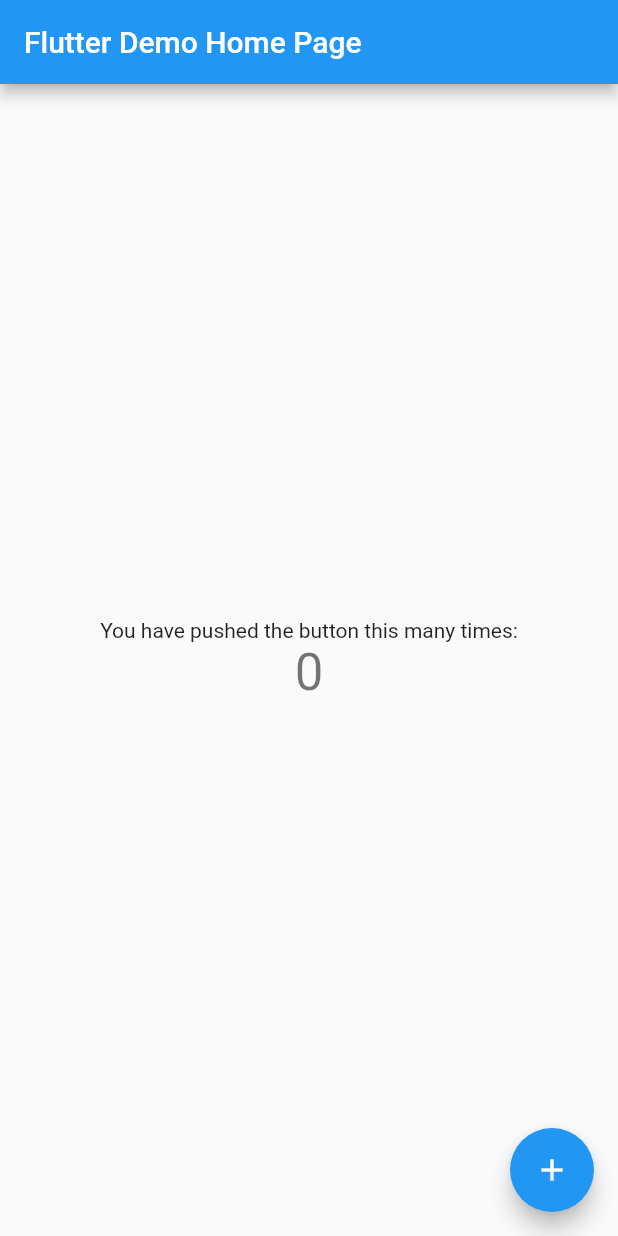
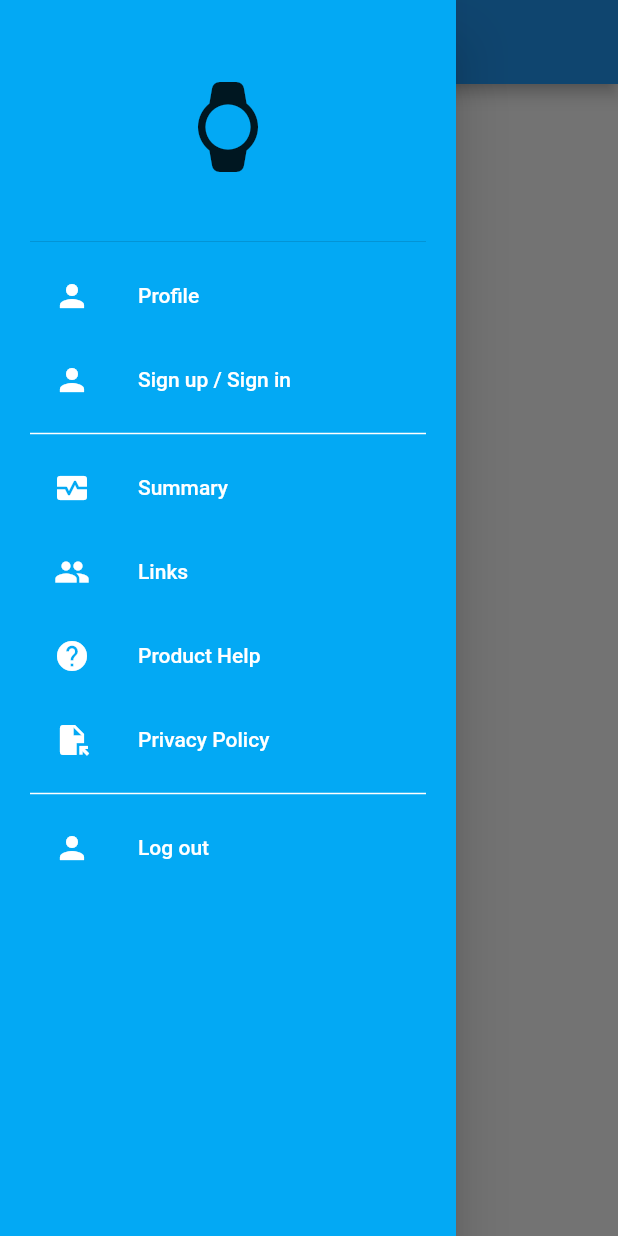
Before and after one commit to Link-Kon/Cross-Link-Mobile-Frontend, a Flutter app: the screen it shows after launch, with the side drawer open (before the commit the screen has no drawer), on a phone screen of 412 x 824 dp. Run offline on Flutter 3.47's test engine with Material 2 defaults, Android fonts, the phone set to English and light mode, and no system bars; our stand-ins replace dio.

Commit message:
add base app structure

```diff
--- a/lib/main.dart
+++ b/lib/main.dart
@@ -1,3 +1,5 @@
+import 'package:cross_link/src/config/router/app_router.dart';
+import 'package:cross_link/src/config/router/routes.dart';
 import 'package:flutter/material.dart';
 
 void main() {
@@ -11,11 +13,14 @@ class MyApp extends StatelessWidget {
   @override
   Widget build(BuildContext context) {
     return MaterialApp(
-      title: 'Flutter Demo',
+      debugShowCheckedModeBanner: false,
+      title: 'Cross Link App',
       theme: ThemeData(
         primarySwatch: Colors.blue,
       ),
-      home: const MyHomePage(title: 'Flutter Demo Home Page'),
+      initialRoute: Routes.HOME,
+      routes: appRoutes(),
+      //home: const MyHomePage(title: 'Flutter Demo Home Page'),
     );
   }
 }
--- /dev/null
+++ b/lib/src/config/router/app_router.dart
@@ -0,0 +1,23 @@
+import 'package:cross_link/src/config/router/routes.dart';
+import 'package:cross_link/src/presentation/pages/device_links_page.dart';
+import 'package:cross_link/src/presentation/pages/device_settings_page.dart';
+import 'package:cross_link/src/presentation/pages/healthcare_survey_page.dart';
+import 'package:cross_link/src/presentation/pages/home_page.dart';
+import 'package:cross_link/src/presentation/pages/profile_page.dart';
+import 'package:cross_link/src/presentation/pages/settings_page.dart';
+import 'package:cross_link/src/presentation/pages/summary_page.dart';
+import 'package:cross_link/src/presentation/pages/sign_up_page.dart';
+import 'package:flutter/widgets.dart';
+
+Map<String, Widget Function(BuildContext)> appRoutes() {
+  return {
+    Routes.HOME: (_) => const HomePage(),
+    Routes.DEVICE_LINKS: (_) => const DeviceLinksPage(),
+    Routes.DEVICE_SETTINGS: (_) => const DeviceSettingsPage(),
+    Routes.HEALTHCARE_SURVEY: (_) => HealthcareSurveyPage(),
+    Routes.PROFILE: (_) => const ProfilePage(),
+    Routes.SETTINGS: (_) => const SettingsPage(),
+    Routes.SUMMARY: (_) => const SummaryPage(),
+    Routes.USER_REGISTRATION: (_) => SignUpPage(),
+  };
+}
--- /dev/null
+++ b/lib/src/config/router/routes.dart
@@ -0,0 +1,18 @@
+abstract class Routes {
+  // ignore: constant_identifier_names
+  static const HOME = '/home';
+  // ignore: constant_identifier_names
+  static const DEVICE_LINKS = '/device_links';
+  // ignore: constant_identifier_names
+  static const DEVICE_SETTINGS = '/device_settings';
+  // ignore: constant_identifier_names
+  static const HEALTHCARE_SURVEY = '/healthcare_survey';
+  // ignore: constant_identifier_names
+  static const PROFILE = '/profile';
+  // ignore: constant_identifier_names
+  static const SETTINGS = '/settings';
+  // ignore: constant_identifier_names
+  static const SUMMARY = '/summary';
+  // ignore: constant_identifier_names
+  static const USER_REGISTRATION = '/user_registration';
+}
--- /dev/null
+++ b/lib/src/presentation/pages/home_page.dart
@@ -0,0 +1,25 @@
+import 'package:cross_link/src/presentation/widgets/navigation_drawer_widget.dart';
+import 'package:flutter/material.dart';
+
+class HomePage extends StatefulWidget {
+  const HomePage({super.key});
+  @override
+  State<HomePage> createState() => _HomePageState();
+}
+
+class _HomePageState extends State<HomePage>{
+
+  @override
+  Widget build(BuildContext context) {
+    return Scaffold(
+      drawer: const NavigationDrawerWidget(),
+      appBar: AppBar(
+        title: const Text("Cross Link"),
+      ),
+      body: Container(
+        alignment: Alignment.center,
+        child: const Text("Home Page"),
+      ),
+    );
+  }
+}
--- /dev/null
+++ b/lib/src/presentation/widgets/navigation_drawer_widget.dart
@@ -0,0 +1,104 @@
+import 'package:cross_link/src/config/router/routes.dart';
+import 'package:cross_link/src/presentation/widgets/sign_up_widget.dart';
+import 'package:flutter/material.dart';
+
+class NavigationDrawerWidget extends StatelessWidget {
+  const NavigationDrawerWidget({super.key});
+
+  final padding = const EdgeInsets.symmetric(horizontal: 20);
+
+  @override
+  Widget build(BuildContext context) {
+    return Drawer(
+      child: Material(
+        color: Colors.lightBlue,
+        child: ListView(
+          padding: padding,
+          children: <Widget>[
+            const DrawerHeader(
+              child: Icon(Icons.watch_rounded, size: 60,),
+            ),
+            buildMenuItem(
+              text: 'Profile',
+              icon: Icons.person,
+              onClicked: () => selectedItem(context, 0),
+            ),
+            buildMenuItem(
+              text: 'Sign up / Sign in',
+              icon: Icons.person,
+              onClicked: () => selectedItem(context, 1),
+            ),
+            const Divider(color: Colors.white, thickness: 1,),
+            buildMenuItem(
+              text: 'Summary',
+              icon: Icons.monitor_heart_rounded,
+              onClicked: () => selectedItem(context, 2),
+            ),
+            buildMenuItem(
+              text: 'Links',
+              icon: Icons.people,
+              onClicked: () => selectedItem(context, 3),
+            ),
+            buildMenuItem(
+              text: 'Product Help',
+              icon: Icons.help,
+              onClicked: () => selectedItem(context, 4),
+            ),
+            buildMenuItem(
+              text: 'Privacy Policy',
+              icon: Icons.file_open,
+              onClicked: () => selectedItem(context, 5),
+            ),
+            const Divider(color: Colors.white, thickness: 1,),
+            buildMenuItem(
+              text: 'Log out',
+              icon: Icons.person,
+              onClicked: () => selectedItem(context, 6),
+            ),
+          ],
+        )
+      ),
+    );
+  }
+
+  Widget buildMenuItem({required String text, required IconData icon, VoidCallback? onClicked}) {
+    // ignore: prefer_const_declarations
+    final color = Colors.white;
+    // ignore: prefer_const_declarations
+    final hoverColor = Colors.white70;
+
+    return ListTile(
+      leading: Icon(icon, color: color,),
+      title: Text(text, style: TextStyle(color: color),),
+      hoverColor: hoverColor,
+      onTap: onClicked,
+    );
+  }
+
+  void selectedItem(BuildContext context, int index) {
+    switch (index) {
+      case 0:
+        Navigator.pushNamed(context, Routes.PROFILE);
+        break;
+      case 1:
+        showDialog(context: context, builder: (BuildContext context) => const SignUpWidget());
+        break;
+      case 2:
+        Navigator.pushNamed(context, Routes.SUMMARY);
+        break;
+      case 3:
+        Navigator.pushNamed(context, Routes.DEVICE_LINKS);
+        break;
+      case 4:
+        Navigator.pushNamed(context, Routes.HOME); //TODO: create a Product Help page
+        break;
+      case 5:
+        Navigator.pushNamed(context, Routes.HOME); //TODO: create a Privacy Policy
+        break;
+      case 6:
+        Navigator.pushReplacementNamed(context, Routes.HOME); //TODO: make log out method
+        break;
+    }
+  }
+
+}
--- /dev/null
+++ b/lib/src/utils/constants/nums.dart
@@ -0,0 +1,5 @@
+// App default Sizing
+const defaultSize = 30.0;
+const defaultTextSize = 24.0;
+const formHeight = 15.0;
+const buttonHeight = 30.0;
--- /dev/null
+++ b/lib/src/utils/constants/strings.dart
@@ -0,0 +1,2 @@
+// App
+const String appTittle = 'Cross Link';
--- a/pubspec.yaml
+++ b/pubspec.yaml
@@ -16,6 +16,7 @@ dependencies:
 
 
   cupertino_icons: ^1.0.2
+  dio: ^5.1.2
 
 dev_dependencies:
   flutter_test:
```
Also changed, not shown: lib/src/config/themes/app_theme.dart (added, +16 -0 lines), lib/src/presentation/pages/device_links_page.dart (added, +23 -0 lines), lib/src/presentation/pages/device_settings_page.dart (added, +23 -0 lines), lib/src/presentation/pages/healthcare_survey_page.dart (added, +71 -0 lines), lib/src/presentation/pages/profile_page.dart (added, +23 -0 lines), lib/src/presentation/pages/settings_page.dart (added, +23 -0 lines), lib/src/presentation/pages/sign_up_page.dart (added, +80 -0 lines), lib/src/presentation/pages/summary_page.dart (added, +23 -0 lines), lib/src/presentation/widgets/sign_in_widget.dart (added, +98 -0 lines), lib/src/presentation/widgets/sign_up_widget.dart (added, +91 -0 lines), lib/src/utils/resources/data_state.dart (added, +20 -0 lines), pubspec.lock.
